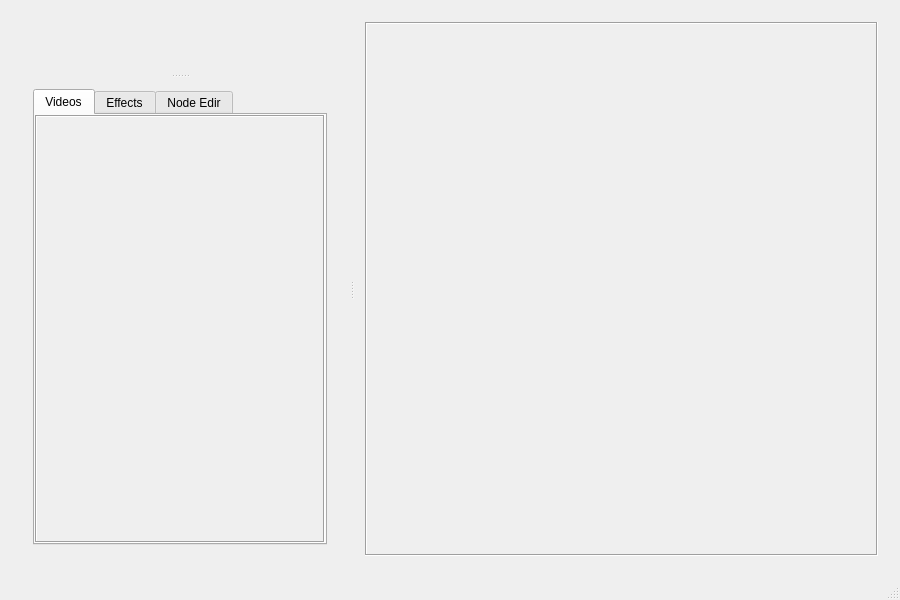
Qt form gui/ui/MainWindow.ui (wulf97/CVVEditor) before a commit.
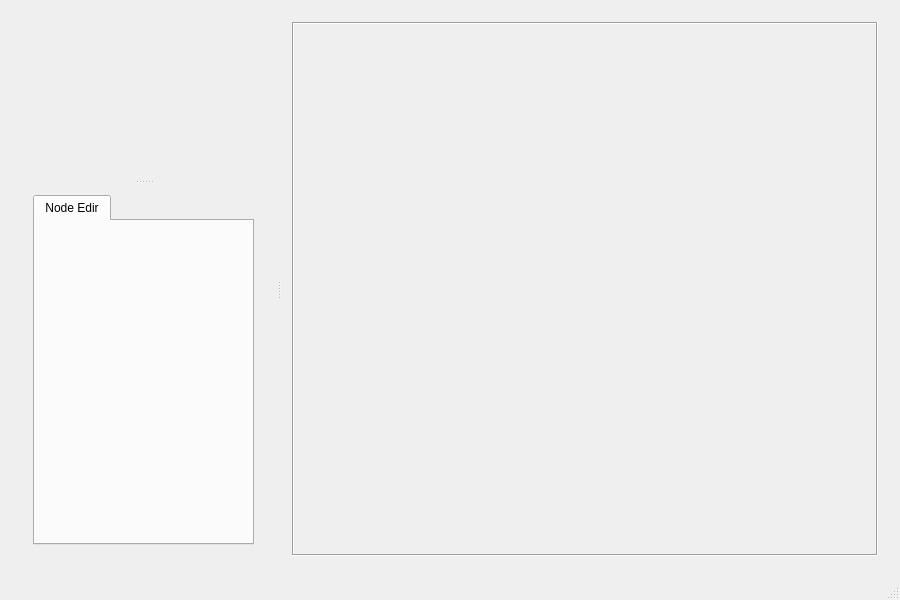
The same form after that commit. The open tabs and pages were chosen to show the change.

Patch:
```diff
--- a/gui/ui/MainWindow.ui
+++ b/gui/ui/MainWindow.ui
@@ -77,214 +77,6 @@
                  <property name="currentIndex">
                   <number>2</number>
                  </property>
-                 <widget class="QWidget" name="videoTab">
-                  <property name="cursor">
-                   <cursorShape>ArrowCursor</cursorShape>
-                  </property>
-                  <attribute name="title">
-                   <string>Videos</string>
-                  </attribute>
-                  <layout class="QVBoxLayout" name="verticalLayout_4">
-                   <property name="leftMargin">
-                    <number>0</number>
-                   </property>
-                   <property name="topMargin">
-                    <number>0</number>
-                   </property>
-                   <property name="rightMargin">
-                    <number>0</number>
-                   </property>
-                   <property name="bottomMargin">
-                    <number>0</number>
-                   </property>
-                   <item>
-                    <layout class="QVBoxLayout" name="verticalLayout_3">
-                     <property name="spacing">
-                      <number>0</number>
-                     </property>
-                     <item>
-                      <widget class="QWidget" name="widget_2" native="true">
-                       <layout class="QVBoxLayout" name="verticalLayout_10">
-                        <property name="spacing">
-                         <number>0</number>
-                        </property>
-                        <property name="leftMargin">
-                         <number>0</number>
-                        </property>
-                        <property name="topMargin">
-                         <number>0</number>
-                        </property>
-                        <property name="rightMargin">
-                         <number>0</number>
-                        </property>
-                        <property name="bottomMargin">
-                         <number>0</number>
-                        </property>
-                        <item>
-                         <widget class="QScrollArea" name="scrollArea_3">
-                          <property name="minimumSize">
-                           <size>
-                            <width>0</width>
-                            <height>150</height>
-                           </size>
-                          </property>
-                          <property name="frameShape">
-                           <enum>QFrame::Box</enum>
-                          </property>
-                          <property name="widgetResizable">
-                           <bool>true</bool>
-                          </property>
-                          <property name="alignment">
-                           <set>Qt::AlignLeading|Qt::AlignLeft|Qt::AlignTop</set>
-                          </property>
-                          <widget class="QWidget" name="scrollAreaWidgetContents_3">
-                           <property name="geometry">
-                            <rect>
-                             <x>0</x>
-                             <y>0</y>
-                             <width>270</width>
-                             <height>474</height>
-                            </rect>
-                           </property>
-                           <layout class="QVBoxLayout" name="verticalLayout_9">
-                            <property name="spacing">
-                             <number>0</number>
-                            </property>
-                            <property name="leftMargin">
-                             <number>0</number>
-                            </property>
-                            <property name="topMargin">
-                             <number>0</number>
-                            </property>
-                            <property name="rightMargin">
-                             <number>0</number>
-                            </property>
-                            <property name="bottomMargin">
-                             <number>0</number>
-                            </property>
-                            <item>
-                             <layout class="QVBoxLayout" name="layout_2">
-                              <property name="spacing">
-                               <number>0</number>
-                              </property>
-                              <item>
-                               <layout class="QVBoxLayout" name="videoCutterLayout"/>
-                              </item>
-                              <item>
-                               <spacer name="verticalSpacer_2">
-                                <property name="orientation">
-                                 <enum>Qt::Vertical</enum>
-                                </property>
-                                <property name="sizeHint" stdset="0">
-                                 <size>
-                                  <width>20</width>
-                                  <height>40</height>
-                                 </size>
-                                </property>
-                               </spacer>
-                              </item>
-                             </layout>
-                            </item>
-                           </layout>
-                          </widget>
-                         </widget>
-                        </item>
-                       </layout>
-                      </widget>
-                     </item>
-                    </layout>
-                   </item>
-                  </layout>
-                 </widget>
-                 <widget class="QWidget" name="effectsTab">
-                  <property name="cursor">
-                   <cursorShape>ArrowCursor</cursorShape>
-                  </property>
-                  <attribute name="title">
-                   <string>Effects</string>
-                  </attribute>
-                  <layout class="QVBoxLayout" name="verticalLayout_7">
-                   <property name="leftMargin">
-                    <number>0</number>
-                   </property>
-                   <property name="topMargin">
-                    <number>0</number>
-                   </property>
-                   <property name="rightMargin">
-                    <number>0</number>
-                   </property>
-                   <property name="bottomMargin">
-                    <number>0</number>
-                   </property>
-                   <item>
-                    <layout class="QVBoxLayout" name="verticalLayout">
-                     <property name="spacing">
-                      <number>0</number>
-                     </property>
-                     <item>
-                      <widget class="QScrollArea" name="scrollArea">
-                       <property name="widgetResizable">
-                        <bool>true</bool>
-                       </property>
-                       <widget class="QWidget" name="scrollAreaWidgetContents">
-                        <property name="geometry">
-                         <rect>
-                          <x>0</x>
-                          <y>0</y>
-                          <width>272</width>
-                          <height>474</height>
-                         </rect>
-                        </property>
-                        <layout class="QVBoxLayout" name="verticalLayout_12">
-                         <property name="spacing">
-                          <number>0</number>
-                         </property>
-                         <property name="leftMargin">
-                          <number>0</number>
-                         </property>
-                         <property name="topMargin">
-                          <number>0</number>
-                         </property>
-                         <property name="rightMargin">
-                          <number>0</number>
-                         </property>
-                         <property name="bottomMargin">
-                          <number>0</number>
-                         </property>
-                         <item>
-                          <layout class="QVBoxLayout" name="l">
-                           <property name="spacing">
-                            <number>0</number>
-                           </property>
-                           <item>
-                            <layout class="QVBoxLayout" name="effectCutterLayout"/>
-                           </item>
-                           <item>
-                            <spacer name="verticalSpacer">
-                             <property name="orientation">
-                              <enum>Qt::Vertical</enum>
-                             </property>
-                             <property name="sizeHint" stdset="0">
-                              <size>
-                               <width>20</width>
-                               <height>40</height>
-                              </size>
-                             </property>
-                            </spacer>
-                           </item>
-                          </layout>
-                         </item>
-                        </layout>
-                       </widget>
-                      </widget>
-                     </item>
-                     <item>
-                      <layout class="QVBoxLayout" name="verticalLayout_8"/>
-                     </item>
-                    </layout>
-                   </item>
-                  </layout>
-                 </widget>
                  <widget class="QWidget" name="NodeEditTab">
                   <attribute name="title">
                    <string>Node Edir</string>
@@ -345,7 +137,7 @@
             <rect>
              <x>0</x>
              <y>0</y>
-             <width>587</width>
+             <width>556</width>
              <height>524</height>
             </rect>
            </property>
```
Left out of the diff: 2 changed lines with no effect on the pictures.
